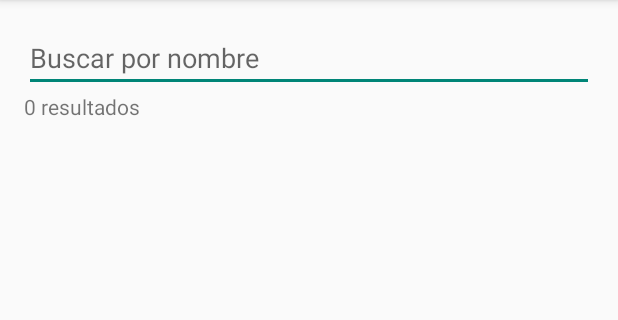
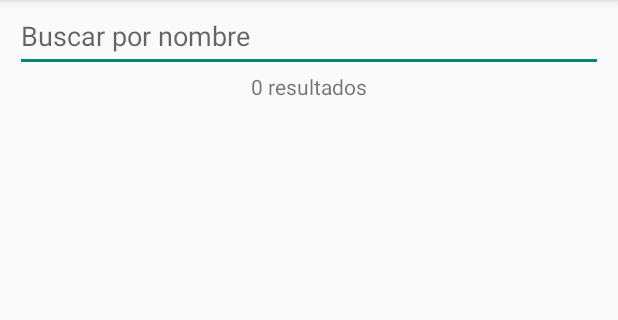
Before and after one commit to pperezp/casero, an Android app: the screen it shows after launch (MainActivity), on a phone screen of 412 x 824 dp, the part 84-404 px from its top. Run offline under Robolectric (Android 15) with nearby library versions, the phone set to English and light mode, and no system bars.

Commit message:
refactor: changes in some views
activity main is now constraint layout
changes in customer activity
changes in transaction item (the color is black and changes in date format)

```diff
--- a/app/src/main/res/layout/activity_main.xml
+++ b/app/src/main/res/layout/activity_main.xml
@@ -1,39 +1,43 @@
 <?xml version="1.0" encoding="utf-8"?>
-<RelativeLayout xmlns:android="http://schemas.android.com/apk/res/android"
+<android.support.constraint.ConstraintLayout xmlns:android="http://schemas.android.com/apk/res/android"
+    xmlns:app="http://schemas.android.com/apk/res-auto"
     xmlns:tools="http://schemas.android.com/tools"
+    android:id="@+id/relativeLayout"
     android:layout_width="match_parent"
     android:layout_height="match_parent"
-    android:paddingBottom="@dimen/activity_vertical_margin"
-    android:paddingLeft="@dimen/activity_horizontal_margin"
-    android:paddingRight="@dimen/activity_horizontal_margin"
-    android:paddingTop="@dimen/activity_vertical_margin"
     tools:context="cl.casero.MainActivity">
 
     <EditText
-        android:layout_width="wrap_content"
+        android:id="@+id/searchNameEditText"
+        android:layout_width="0dp"
         android:layout_height="wrap_content"
+        android:hint="Buscar por nombre"
         android:inputType="textPersonName"
-        android:ems="10"
-        android:id="@+id/searchNameEditText"
-        android:layout_alignParentTop="true"
-        android:layout_alignParentStart="true"
-        android:hint="Buscar por nombre"
-        android:layout_alignEnd="@+id/customersListView" />
+        android:minHeight="48dp"
+        android:layout_marginLeft="10dp"
+        android:layout_marginRight="10dp"
+        app:layout_constraintEnd_toEndOf="parent"
+        app:layout_constraintStart_toStartOf="parent"
+        app:layout_constraintTop_toTopOf="parent" />
 
     <ListView
         android:id="@+id/customersListView"
-        android:layout_width="wrap_content"
-        android:layout_height="wrap_content"
-        android:layout_below="@+id/resultTextView"
-        android:layout_alignParentStart="true" />
+        android:layout_width="0dp"
+        android:layout_height="0dp"
+        app:layout_constraintBottom_toBottomOf="parent"
+        app:layout_constraintEnd_toEndOf="parent"
+        app:layout_constraintHorizontal_bias="0.52"
+        app:layout_constraintStart_toStartOf="parent"
+        app:layout_constraintTop_toBottomOf="@+id/resultTextView"
+        app:layout_constraintVertical_bias="0.01999998" />
 
     <TextView
+        android:id="@+id/resultTextView"
         android:layout_width="wrap_content"
         android:layout_height="wrap_content"
         android:text="0 resultados"
-        android:id="@+id/resultTextView"
-        android:layout_alignParentEnd="true"
-        android:layout_below="@+id/searchNameEditText"
-        android:layout_alignParentStart="true" />
+        app:layout_constraintEnd_toEndOf="parent"
+        app:layout_constraintStart_toStartOf="parent"
+        app:layout_constraintTop_toBottomOf="@+id/searchNameEditText" />
 
-</RelativeLayout>
+</android.support.constraint.ConstraintLayout>
--- a/app/src/main/res/values/strings.xml
+++ b/app/src/main/res/values/strings.xml
@@ -81,7 +81,7 @@
     <string name="customers_by_sector">Clientes por sector</string>
     <string name="statistics_by_year_month">Estadísticas de {0} {1}</string>
     <string name="statistics_between_dates">Estadísticas entre fechas</string>
-    <string name="transaction_date">[{0}]</string>
+    <string name="transaction_date">{0}</string>
 
     <string-array name="customer_options">
         <item>Abonar</item>
```
Also changed, not shown: app/src/main/res/layout/activity_customer_view.xml (+5 -6 lines), app/src/main/res/layout/activity_transaction_item.xml (+11 -9 lines).
